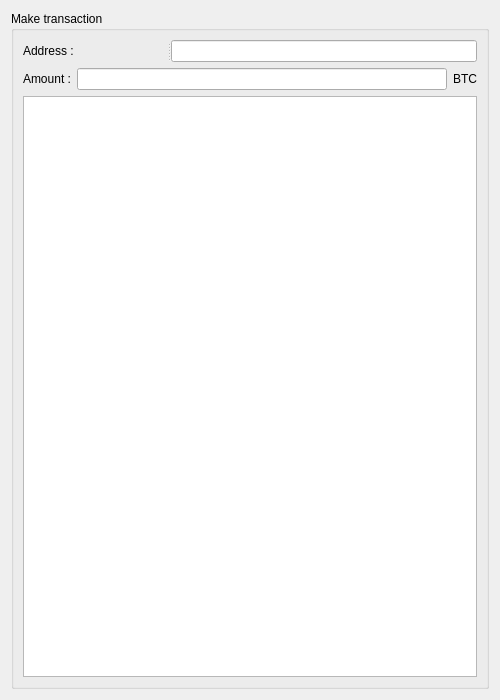
Qt form online_wallet/maketransactionwindow.ui (bmstu-iu8-2018-project/wallet) before a commit.
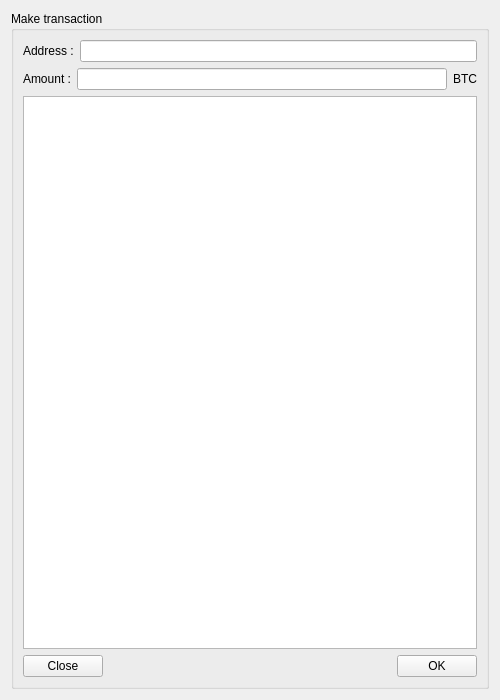
The same form after that commit.

Commit message: transaction mapping

```diff
--- a/online_wallet/maketransactionwindow.ui
+++ b/online_wallet/maketransactionwindow.ui
@@ -21,17 +21,18 @@
      </property>
      <layout class="QVBoxLayout" name="verticalLayout">
       <item>
-       <widget class="QSplitter" name="splitter">
-        <property name="orientation">
-         <enum>Qt::Horizontal</enum>
-        </property>
+       <layout class="QHBoxLayout" name="horizontalLayout_3">
+        <item>
         <widget class="QLabel" name="label_address">
          <property name="text">
           <string>Address :</string>
          </property>
         </widget>
-        <widget class="QLineEdit" name="lineEdit_address"/>
-       </widget>
+        </item>
+        <item>
+         <widget class="QLineEdit" name="address"/>
+        </item>
+       </layout>
       </item>
       <item>
        <layout class="QHBoxLayout" name="horizontalLayout">
@@ -57,6 +58,24 @@
       <item>
        <widget class="QTextBrowser" name="json_trans"/>
       </item>
+      <item>
+       <layout class="QHBoxLayout" name="horizontalLayout_2">
+        <item alignment="Qt::AlignLeft">
+         <widget class="QPushButton" name="clouse">
+          <property name="text">
+           <string>Close</string>
+          </property>
+         </widget>
+        </item>
+        <item alignment="Qt::AlignRight">
+         <widget class="QPushButton" name="build_transaction">
+          <property name="text">
+           <string>OK</string>
+          </property>
+         </widget>
+        </item>
+       </layout>
+      </item>
      </layout>
     </widget>
    </item>
```
Left out of the diff: 2 changed lines with no effect on the pictures. Lines whose indentation alone changed are shown as unchanged. The commit also changes 14 other files.
